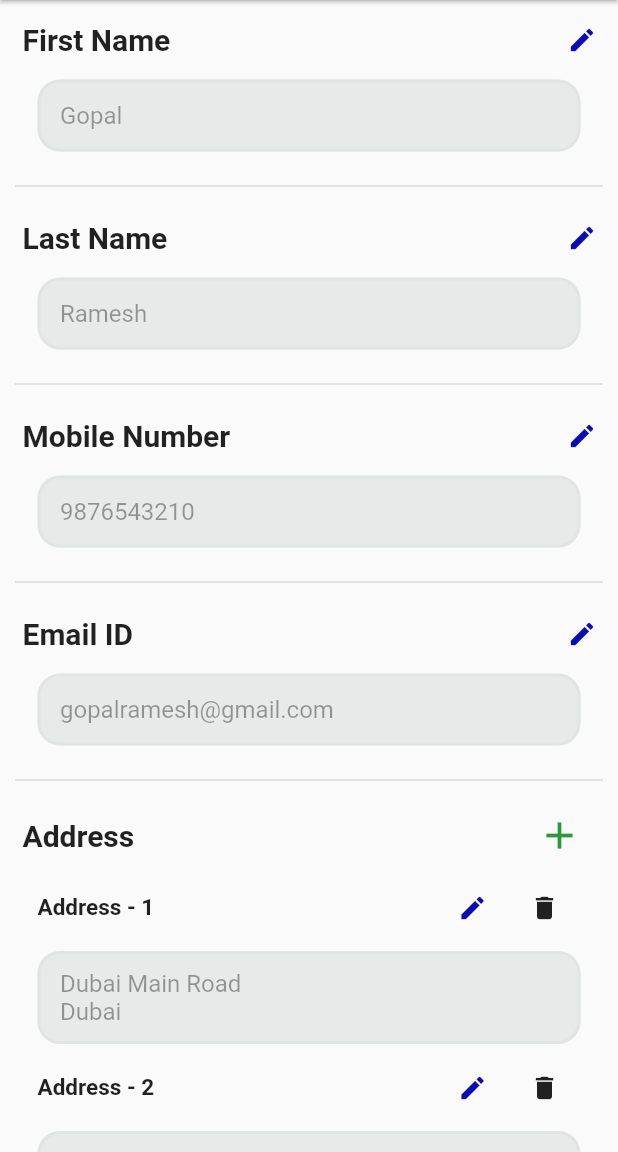
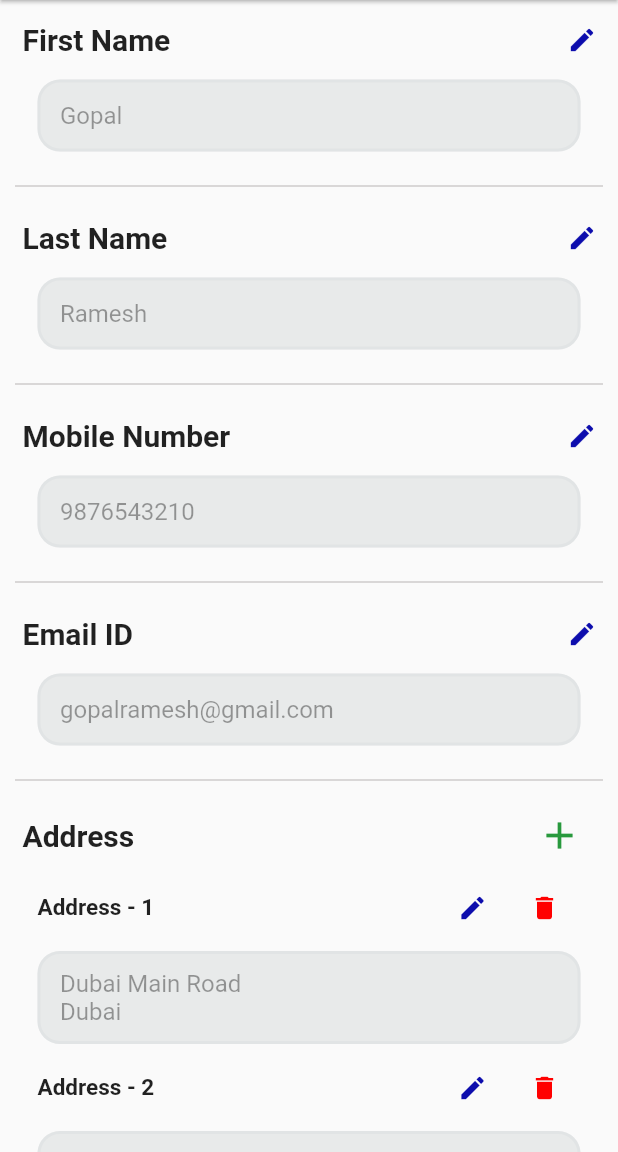
Before and after one commit to Thirumathikart/thirumathikart-client, a Flutter app: the ProfilePage screen opened by its route, on a phone screen of 412 x 824 dp, the part 84-1236 px from its top. Run offline on Flutter 3.47's test engine with Material 2 defaults, Android fonts, the phone set to English and light mode, and no system bars; our stand-ins replace cached_network_image, carousel_slider, font_awesome_flutter, get, get_storage, google_fonts and 1 more; accounts and stored records are empty; network calls fail; Roboto replaces fonts that are missing (Brawler).

Commit message:
fix: add required themes

```diff
--- a/lib/config/themes.dart
+++ b/lib/config/themes.dart
@@ -17,4 +17,6 @@ class AppTheme {
   static Color bigButton = const Color.fromARGB(255, 255, 127, 80);
   static Color smallButton = const Color.fromARGB(255, 40, 153, 61);
   static Color searchBar = const Color.fromARGB(167, 222, 225, 226);
+  static Color bin = const Color.fromARGB(255, 255, 0, 0);
+  static Color divider = const Color.fromARGB(99, 137, 130, 130);
 }
```
